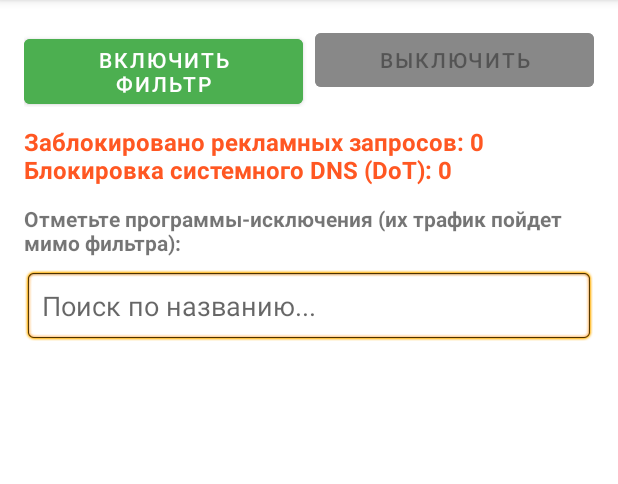
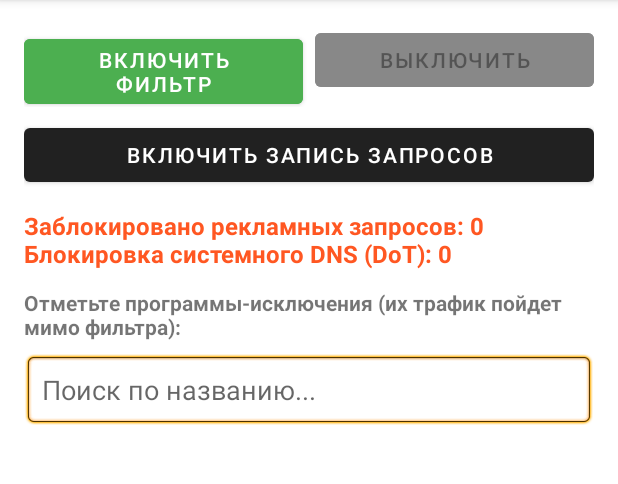
Before and after one commit to ovmaliuk83/MyDnsFilte, an Android app: the screen it shows after launch (MainActivity), on a phone screen of 412 x 824 dp, the part 84-568 px from its top. Run offline under Robolectric (Android 15) with nearby library versions, the phone set to English and light mode, and no system bars; libraries missing offline, so code that uses them is left out: org.xbill.

Commit message:
Update activity_main.xml

```diff
--- a/app/src/main/res/layout/activity_main.xml
+++ b/app/src/main/res/layout/activity_main.xml
@@ -30,6 +30,12 @@
             android:enabled="false" />
     </LinearLayout>
 
+    <Button
+            android:id="@+id/btnQueries"
+            android:layout_width="match_parent"
+            android:layout_height="wrap_content"
+            android:layout_marginTop="8dp"
+            android:text="Включить запись запросов" />
     <!-- Счетчик заблокированных DoT запросов -->
     <TextView
         android:id="@+id/tvStats"
```
